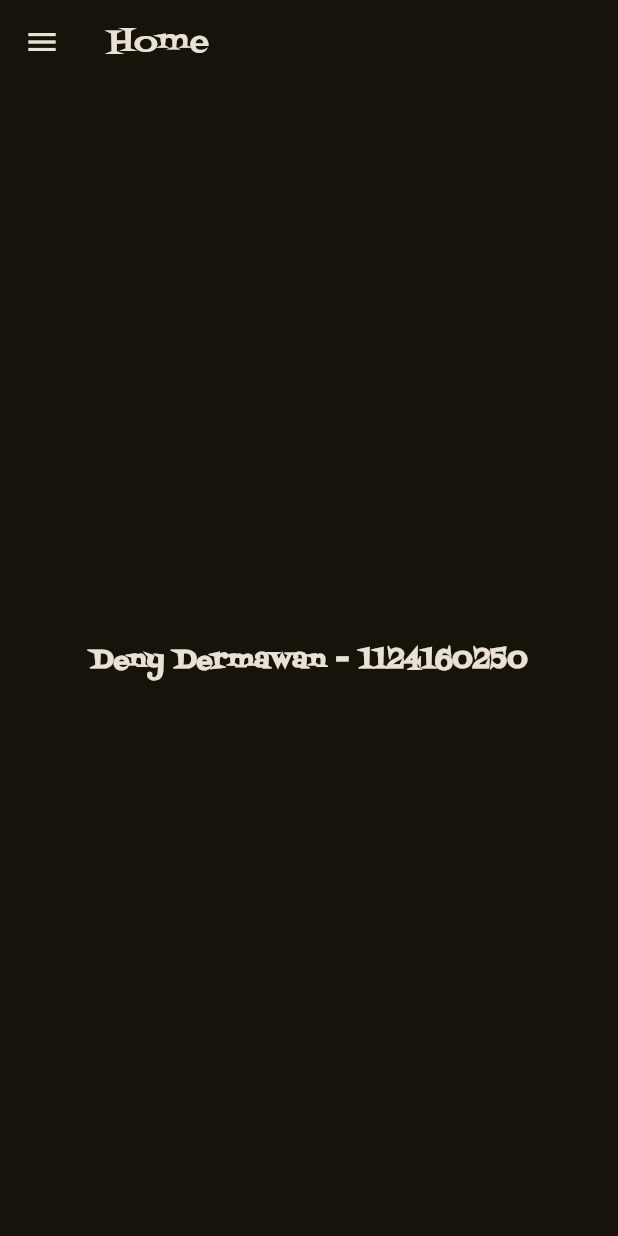
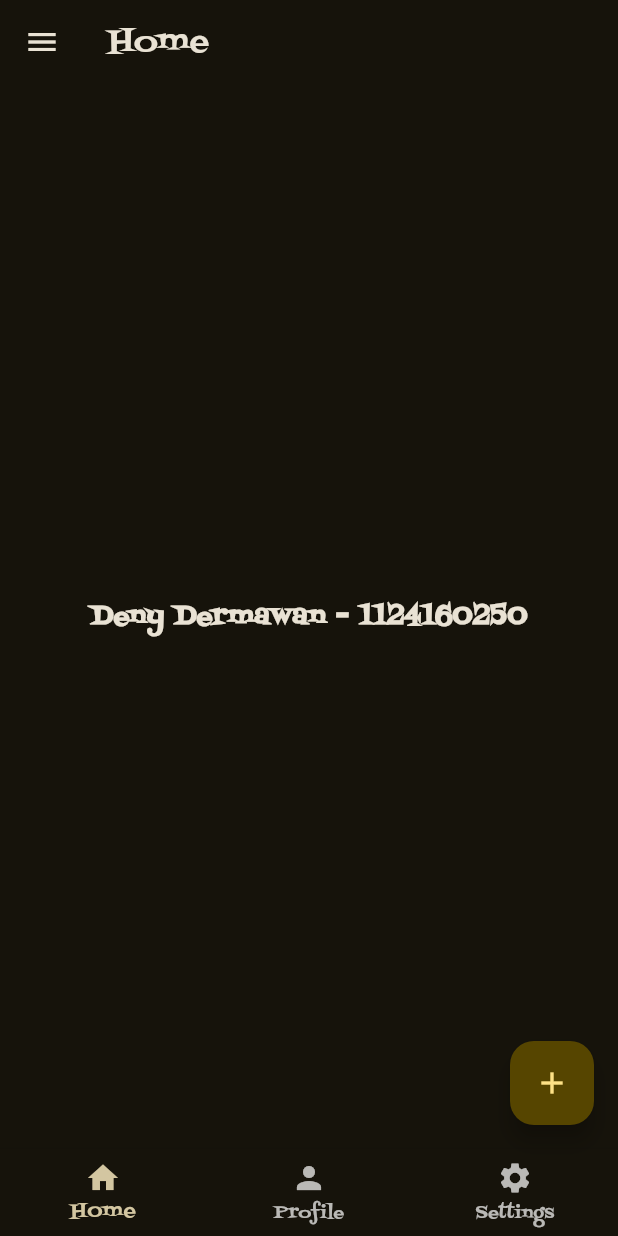
Before and after one commit to dygnora/Latihan-005-aplikasi-mobile, a Flutter app: the screen it shows after launch, on a phone screen of 412 x 824 dp. Run offline on Flutter 3.47's test engine with Material 3 defaults, Android fonts, the light colour scheme and no system bars.

Commit message:
menambah bottomNavigationBar di main_layout.dart

```diff
--- a/lib/layouts/main_layout.dart
+++ b/lib/layouts/main_layout.dart
@@ -23,6 +23,42 @@ class MainLayout extends StatelessWidget {
       // Menambahkan drawer untuk menampilkan menu navigasi ke halaman lain
       drawer: const AppDrawer(),
       body: body,
+      floatingActionButton: FloatingActionButton(
+        onPressed: () {
+          // Menambahkan aksi untuk tombol FAB, disini saya menambahkan aksi untuk menampilkan snackbar
+          ScaffoldMessenger.of(context).showSnackBar(
+            const SnackBar(
+              content: Text('Tombol FAB ditekan!'),
+            ),
+          );
+        },
+        child: const Icon(Icons.add),
+      ),
+      bottomNavigationBar: BottomNavigationBar(
+        onTap: (index) {
+          // Menambahkan aksi untuk tombol navigasi bawah, disini saya menambahkan aksi untuk menavigasi ke halaman lain
+          if (index == 0) {
+            Navigator.pushReplacementNamed(context, '/');
+          } else if (index == 1) {
+            Navigator.pushReplacementNamed(context, '/profile');
+          }
+        },
+
+        items: const [
+          BottomNavigationBarItem(
+            icon: Icon(Icons.home),
+            label: 'Home',
+          ),
+          BottomNavigationBarItem(
+            icon: Icon(Icons.person),
+            label: 'Profile',
+          ),
+          BottomNavigationBarItem(
+            icon: Icon(Icons.settings),
+            label: 'Settings',
+          ),
+        ],
+      ),
     );
   }
 }
```
